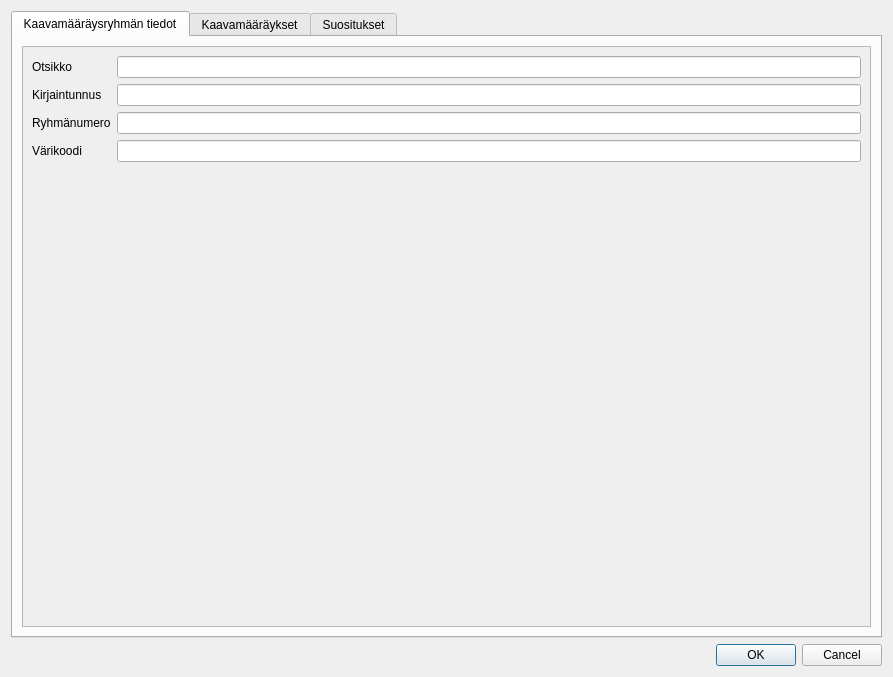
Qt form arho_feature_template/gui/new_plan_regulation_group_form.ui (GispoCoding/arho-qgis-plugin) before a commit.
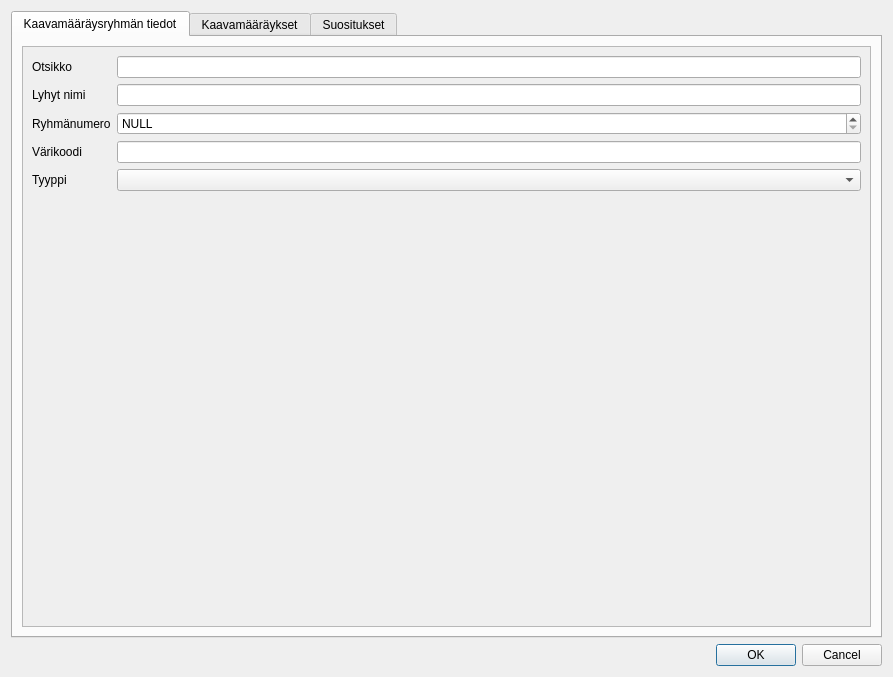
The same form after that commit. Custom widgets are drawn as their Qt base class.

Commit message:
add saving attribute data to DB for new plan regulation group form
Plan regulation group data is now saved to database from new plan regulation group form. No associations are defined. Refactored the form handling to PlanManager. Saving new plan regulation group as config still TBD.

Patch:
```diff
--- a/arho_feature_template/gui/new_plan_regulation_group_form.ui
+++ b/arho_feature_template/gui/new_plan_regulation_group_form.ui
@@ -52,7 +52,7 @@
            <item row="1" column="0">
             <widget class="QLabel" name="label_3">
              <property name="text">
-              <string>Kirjaintunnus</string>
+              <string>Lyhyt nimi</string>
              </property>
             </widget>
            </item>
@@ -66,9 +66,6 @@
              </property>
             </widget>
            </item>
-           <item row="2" column="1">
-            <widget class="QLineEdit" name="group_number"/>
-           </item>
            <item row="3" column="0">
             <widget class="QLabel" name="label_5">
              <property name="text">
@@ -79,6 +76,29 @@
            <item row="3" column="1">
             <widget class="QLineEdit" name="color_code"/>
            </item>
+           <item row="4" column="0">
+            <widget class="QLabel" name="label_7">
+             <property name="text">
+              <string>Tyyppi</string>
+             </property>
+            </widget>
+           </item>
+           <item row="4" column="1">
+            <widget class="CodeComboBox" name="type_of_regulation_group"/>
+           </item>
+           <item row="2" column="1">
+            <widget class="QgsSpinBox" name="group_number">
+             <property name="specialValueText">
+              <string>NULL</string>
+             </property>
+             <property name="maximum">
+              <number>999</number>
+             </property>
+             <property name="clearValue">
+              <bool>false</bool>
+             </property>
+            </widget>
+           </item>
           </layout>
          </widget>
         </widget>
@@ -241,6 +261,16 @@
    <extends>QLineEdit</extends>
    <header>qgsfilterlineedit.h</header>
   </customwidget>
+  <customwidget>
+   <class>QgsSpinBox</class>
+   <extends>QSpinBox</extends>
+   <header>qgsspinbox.h</header>
+  </customwidget>
+  <customwidget>
+   <class>CodeComboBox</class>
+   <extends>QComboBox</extends>
+   <header>arho_feature_template.gui.code_combobox</header>
+  </customwidget>
  </customwidgets>
  <resources/>
  <connections>
```
Left out of the diff: 18 changed lines with no effect on the pictures. The commit also changes 4 other files.
